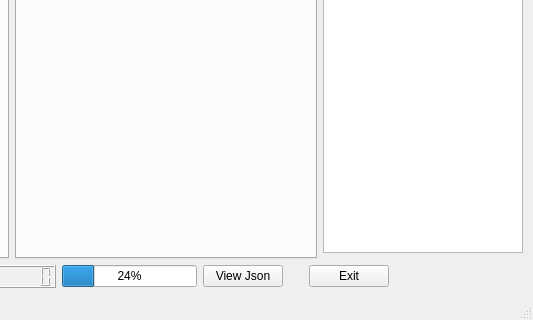
Qt form python_src/30_tensor_flow_ex/ex02_bin/QtLineExtractor.ui (openvisual/open-visual-machine-learning) before a commit; both pictures show x 303 to 836 and y 313 to 633 of the 836 by 633 pixel window.
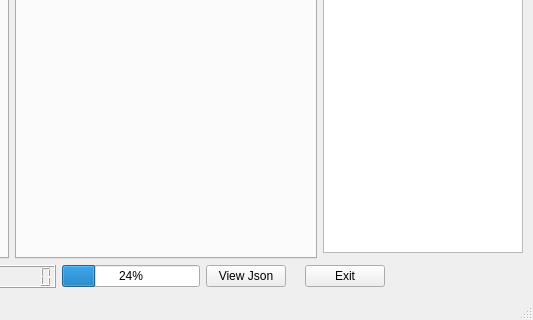
The same form after that commit. Icons and pictures are not drawn.

Diff of the .ui file:
```diff
--- a/python_src/30_tensor_flow_ex/ex02_bin/QtLineExtractor.ui
+++ b/python_src/30_tensor_flow_ex/ex02_bin/QtLineExtractor.ui
@@ -144,7 +144,7 @@
       <item>
        <widget class="QLabel" name="label_2">
         <property name="text">
-         <string>    </string>
+         <string/>
         </property>
        </widget>
       </item>
```
Left out of the diff: 15 changed lines with no effect on the pictures.
